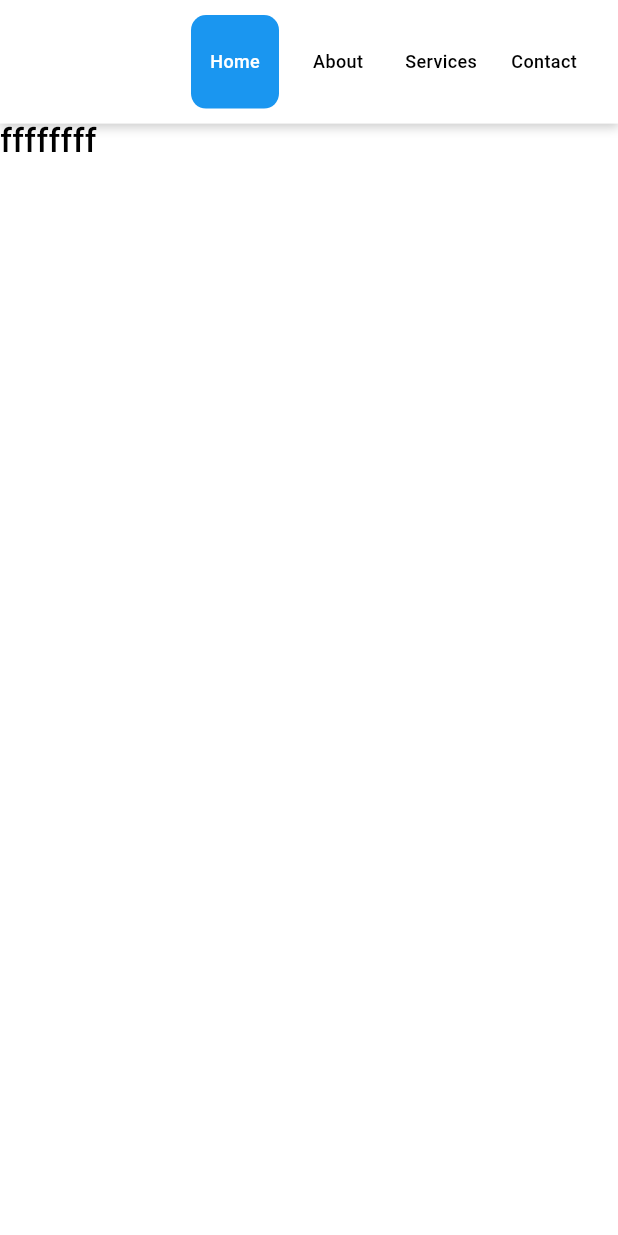
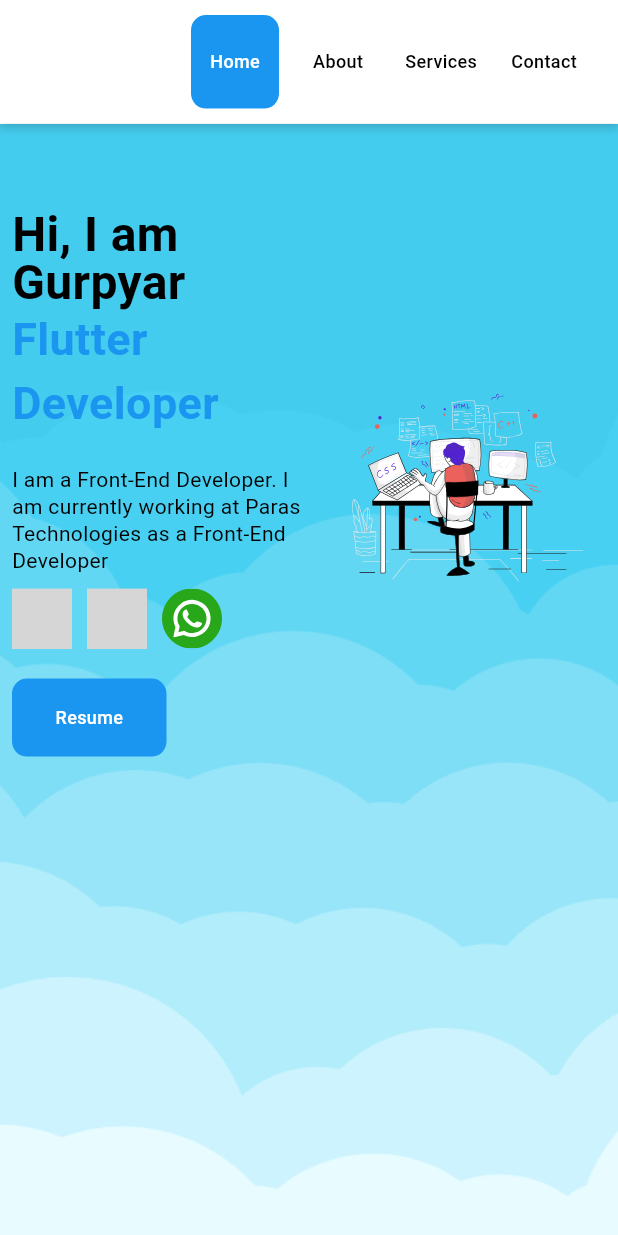
Before and after one commit to Gurpyarpanwar/gurpyar_info, a Flutter app: the screen it shows after launch, on a phone screen of 412 x 824 dp. Run offline on Flutter 3.47's test engine with Material 3 defaults, Android fonts, the light colour scheme and no system bars; drawn by our look-alikes of animated_text_kit; our stand-ins replace bot_toast, flutter_bloc, flutter_svg, responsive_sizer; Roboto replaces fonts that are missing (fontFamily); grey boxes are pictures that could not be loaded.

Commit message:
Home page

```diff
--- /dev/null
+++ b/lib/ui/Home/home_screen.dart
@@ -0,0 +1,94 @@
+part of '../dashboard/dashboard.dart';
+
+class HomeScreen extends StatelessWidget {
+  const HomeScreen({super.key});
+
+  @override
+  Widget build(BuildContext context) {
+    final imageSize = CustomDeviceType.isMobile(context)
+        ? 200.0
+        : CustomDeviceType.isTablet(context)
+            ? 250.0
+            : 300.0;
+    final fontSize = CustomDeviceType.isMobile(context)
+        ? 32.0
+        : CustomDeviceType.isTablet(context)
+            ? 45.0
+            : 55.0;
+    return Row(
+      mainAxisAlignment: MainAxisAlignment.spaceAround,
+      children: [
+        if (!CustomDeviceType.isMobile(context))
+          Expanded(flex: 1, child: SizedBox()),
+        Expanded(
+          flex: 4,
+          child: Column(
+            crossAxisAlignment: CrossAxisAlignment.start,
+            children: [
+              AppText(
+                text: "Hi, I am Gurpyar",
+                context: context,
+                fontWeight: FontWeight.bold,
+                fontSize: fontSize,
+              ),
+              AnimatedTextKit(
+                animatedTexts: [
+                  TypewriterAnimatedText('Flutter Developer',
+                      textStyle: TextStyle(
+                          fontSize:
+                              CustomDeviceType.isMobile(context) ? 30 : 40,
+                          fontWeight: FontWeight.bold,
+                          color: AppColor.blue1A96F0),
+                      speed: const Duration(milliseconds: 200),
+                      cursor: ""),
+                ],
+                totalRepeatCount: 4,
+                pause: const Duration(milliseconds: 1000),
+                displayFullTextOnTap: true,
+                stopPauseOnTap: true,
+              ),
+              yHeight(20),
+              AppText(
+                text:
+                    "I am a Front-End Developer. I am currently working at Paras Technologies as a Front-End Developer",
+                context: context,
+                fontWeight: FontWeight.w400,
+                lineHeight: 1.3,
+
+                fontSize: CustomDeviceType.getMediumText(context),
+              ),
+              yHeight(10),
+              Row(
+                children: [
+                  SvgPicture.asset(height: 40,width: 40, Assets.facebookIcon),
+                  xWidth(10),
+                  SvgPicture.asset(height: 40,width: 40, Assets.instagramLogo),
+                  xWidth(10),
+                  SvgPicture.asset(height: 40,width: 40, Assets.whatsappIcon),
+                  xWidth(10),
+                ],
+              ),
+              yHeight(20),
+              Btn(
+                title: "Resume",
+               textPadding: 20,
+                width: screenWidth(context)*(0.25),
+                backGroundColor: AppColor.blue1A96F0,
+              )
+            ],
+          ),
+        ),
+        Expanded(
+          flex: 4,
+          child: SvgPicture.asset(
+            Assets.protocolImage,
+            width: imageSize,
+            height: imageSize,
+          ),
+        ),
+        if (!CustomDeviceType.isMobile(context))
+          Expanded(flex: 1, child: SizedBox()),
+      ],
+    );
+  }
+}
--- a/lib/ui/dashboard/dashboard.dart
+++ b/lib/ui/dashboard/dashboard.dart
@@ -1,13 +1,15 @@
 import 'package:flutter/material.dart';
 import 'package:flutter_bloc/flutter_bloc.dart';
+import 'package:flutter_svg/flutter_svg.dart';
+import 'package:gurpyar_info/uitls/assets.dart';
 import 'package:gurpyar_info/uitls/device_type.dart';
 import 'package:gurpyar_info/uitls/helpers.dart';
 import 'package:responsive_sizer/responsive_sizer.dart';
 
 import '../../blocs/toggle_blocs/auth_toggle_blocs.dart';
-
+import 'package:animated_text_kit/animated_text_kit.dart';
 part 'app_bar.dart';
-
+part '../Home/home_screen.dart';
 class Dashboard extends StatelessWidget {
   const Dashboard({super.key});
 
@@ -22,10 +24,25 @@ class Dashboard extends StatelessWidget {
               selectedScreenPart: state,
             ),
           ),
-          body: AppText(
-            text: "ffffffff",
-            context: context,
-            fontSize: CustomDeviceType.getLargeText(context),
+          body: Container(
+            height: double.infinity,
+            width: double.infinity,
+            decoration: const BoxDecoration(
+              image: DecorationImage(
+                image: AssetImage(Assets.backgroundImage),
+                fit: BoxFit.cover
+              )
+            ),
+            child: Padding(
+              padding: const EdgeInsets.all(8.0),
+              child: Column(
+                children: [
+                  yHeight(50),
+                  const HomeScreen(),
+
+                ],
+              ),
+            ),
           ),
         );
       },
--- a/lib/uitls/assets.dart
+++ b/lib/uitls/assets.dart
@@ -12,4 +12,9 @@ class Assets {
   }
 
     static const String welcome = 'assets/images/welcome.jpg';
+    static const String protocolImage = 'assets/images/protocol_image.svg';
+    static const String facebookIcon = 'assets/images/fb.svg';
+    static const String instagramLogo = 'assets/images/insta.svg';
+    static const String whatsappIcon = 'assets/images/Whts-App.svg';
+    static const String backgroundImage = 'assets/images/background_imgae.png';
 }
--- a/pubspec.yaml
+++ b/pubspec.yaml
@@ -38,6 +38,8 @@ dependencies:
   bot_toast: ^4.1.3
   flutter_bloc: ^8.1.6
   responsive_sizer: ^3.3.1
+  animated_text_kit: ^4.2.2
+  flutter_svg: ^2.0.10+1
 
 dev_dependencies:
   flutter_test:
```
Also changed, not shown: assets/images/Fb.svg (added), assets/images/Insta.svg (added), assets/images/Whts-App.svg (added), assets/images/background_imgae.png (added), assets/images/protocol_image.svg (added), pubspec.lock.
